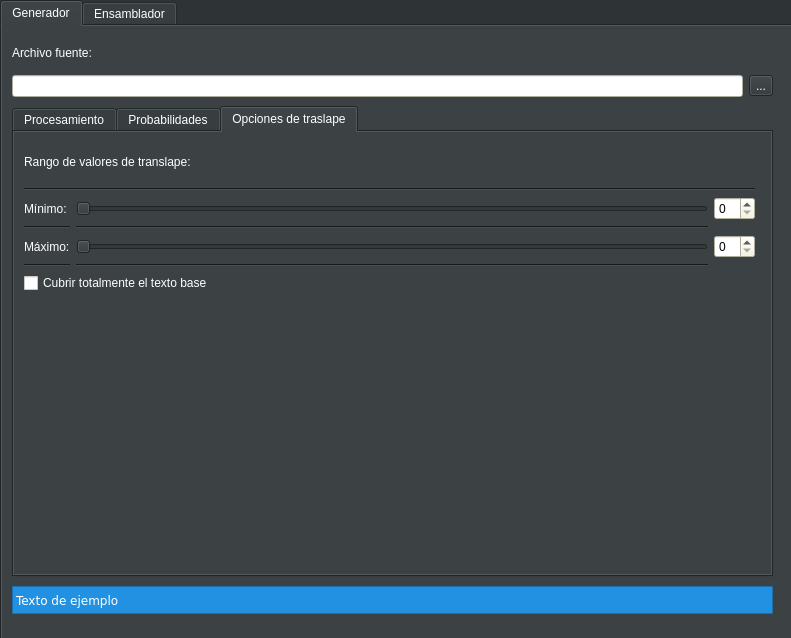
First picture: the form in Proyecto II/gui/qt_ui.ui, repository JulianSalinas/FramentadorADN, before the edit.
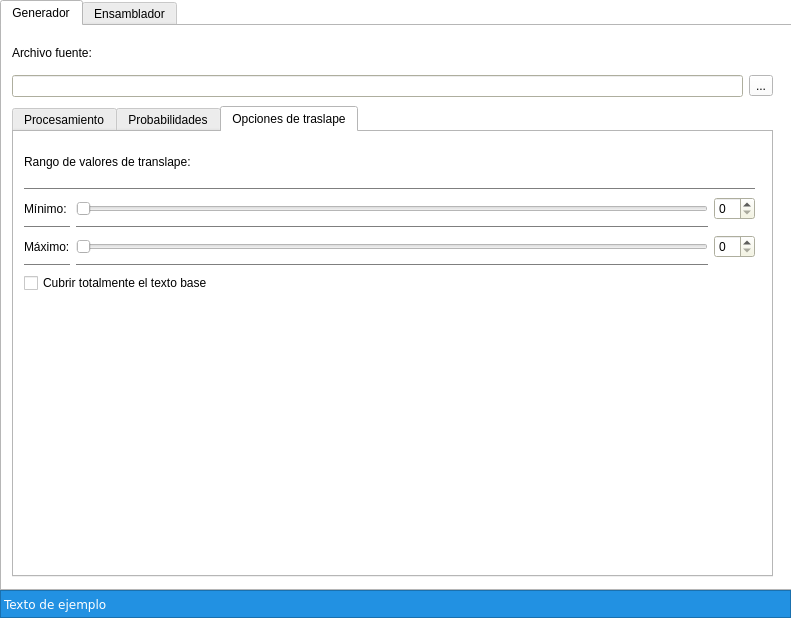
Second picture: the form after the edit. The open tabs and pages were chosen to show the change.

Commit message: Ajustando interfaz a windows

```diff
--- a/Proyecto II/gui/qt_ui.ui
+++ b/Proyecto II/gui/qt_ui.ui
@@ -7,7 +7,7 @@
     <x>0</x>
     <y>0</y>
     <width>791</width>
-    <height>638</height>
+    <height>618</height>
    </rect>
   </property>
   <property name="palette">
@@ -25,45 +25,45 @@
      <colorrole role="Button">
       <brush brushstyle="SolidPattern">
        <color alpha="255">
-        <red>193</red>
-        <green>125</green>
-        <blue>17</blue>
+        <red>34</red>
+        <green>145</green>
+        <blue>226</blue>
        </color>
       </brush>
      </colorrole>
      <colorrole role="Light">
       <brush brushstyle="SolidPattern">
        <color alpha="255">
-        <red>255</red>
-        <green>179</green>
-        <blue>57</blue>
+        <red>122</red>
+        <green>199</green>
+        <blue>255</blue>
        </color>
       </brush>
      </colorrole>
      <colorrole role="Midlight">
       <brush brushstyle="SolidPattern">
        <color alpha="255">
-        <red>224</red>
-        <green>152</green>
-        <blue>37</blue>
+        <red>78</red>
+        <green>172</green>
+        <blue>240</blue>
        </color>
       </brush>
      </colorrole>
      <colorrole role="Dark">
       <brush brushstyle="SolidPattern">
        <color alpha="255">
-        <red>96</red>
-        <green>62</green>
-        <blue>8</blue>
+        <red>17</red>
+        <green>72</green>
+        <blue>113</blue>
        </color>
       </brush>
      </colorrole>
      <colorrole role="Mid">
       <brush brushstyle="SolidPattern">
        <color alpha="255">
-        <red>129</red>
-        <green>83</green>
-        <blue>11</blue>
+        <red>22</red>
+        <green>97</green>
+        <blue>151</blue>
        </color>
       </brush>
      </colorrole>
@@ -106,9 +106,9 @@
      <colorrole role="Window">
       <brush brushstyle="SolidPattern">
        <color alpha="255">
-        <red>85</red>
-        <green>87</green>
-        <blue>83</blue>
+        <red>34</red>
+        <green>145</green>
+        <blue>226</blue>
        </color>
       </brush>
      </colorrole>
@@ -124,9 +124,9 @@
      <colorrole role="AlternateBase">
       <brush brushstyle="SolidPattern">
        <color alpha="255">
-        <red>224</red>
-        <green>190</green>
-        <blue>136</blue>
+        <red>144</red>
+        <green>200</green>
+        <blue>240</blue>
        </color>
       </brush>
      </colorrole>
@@ -162,45 +162,45 @@
      <colorrole role="Button">
       <brush brushstyle="SolidPattern">
        <color alpha="255">
-        <red>193</red>
-        <green>125</green>
-        <blue>17</blue>
+        <red>34</red>
+        <green>145</green>
+        <blue>226</blue>
        </color>
       </brush>
      </colorrole>
      <colorrole role="Light">
       <brush brushstyle="SolidPattern">
        <color alpha="255">
-        <red>255</red>
-        <green>179</green>
-        <blue>57</blue>
+        <red>122</red>
+        <green>199</green>
+        <blue>255</blue>
        </color>
       </brush>
      </colorrole>
      <colorrole role="Midlight">
       <brush brushstyle="SolidPattern">
        <color alpha="255">
-        <red>224</red>
-        <green>152</green>
-        <blue>37</blue>
+        <red>78</red>
+        <green>172</green>
+        <blue>240</blue>
        </color>
       </brush>
      </colorrole>
      <colorrole role="Dark">
       <brush brushstyle="SolidPattern">
        <color alpha="255">
-        <red>96</red>
-        <green>62</green>
-        <blue>8</blue>
+        <red>17</red>
+        <green>72</green>
+        <blue>113</blue>
        </color>
       </brush>
      </colorrole>
      <colorrole role="Mid">
       <brush brushstyle="SolidPattern">
        <color alpha="255">
-        <red>129</red>
-        <green>83</green>
-        <blue>11</blue>
+        <red>22</red>
+        <green>97</green>
+        <blue>151</blue>
        </color>
       </brush>
      </colorrole>
@@ -243,9 +243,9 @@
      <colorrole role="Window">
       <brush brushstyle="SolidPattern">
        <color alpha="255">
-        <red>85</red>
-        <green>87</green>
-        <blue>83</blue>
+        <red>34</red>
+        <green>145</green>
+        <blue>226</blue>
        </color>
       </brush>
      </colorrole>
@@ -261,9 +261,9 @@
      <colorrole role="AlternateBase">
       <brush brushstyle="SolidPattern">
        <color alpha="255">
-        <red>224</red>
-        <green>190</green>
-        <blue>136</blue>
+        <red>144</red>
+        <green>200</green>
+        <blue>240</blue>
        </color>
       </brush>
      </colorrole>
@@ -290,63 +290,63 @@
      <colorrole role="WindowText">
       <brush brushstyle="SolidPattern">
        <color alpha="255">
-        <red>96</red>
-        <green>62</green>
-        <blue>8</blue>
+        <red>17</red>
+        <green>72</green>
+        <blue>113</blue>
        </color>
       </brush>
      </colorrole>
      <colorrole role="Button">
       <brush brushstyle="SolidPattern">
        <color alpha="255">
-        <red>193</red>
-        <green>125</green>
-        <blue>17</blue>
+        <red>34</red>
+        <green>145</green>
+        <blue>226</blue>
        </color>
       </brush>
      </colorrole>
      <colorrole role="Light">
       <brush brushstyle="SolidPattern">
        <color alpha="255">
-        <red>255</red>
-        <green>179</green>
-        <blue>57</blue>
+        <red>122</red>
+        <green>199</green>
+        <blue>255</blue>
        </color>
       </brush>
      </colorrole>
      <colorrole role="Midlight">
       <brush brushstyle="SolidPattern">
        <color alpha="255">
-        <red>224</red>
-        <green>152</green>
-        <blue>37</blue>
+        <red>78</red>
+        <green>172</green>
+        <blue>240</blue>
        </color>
       </brush>
      </colorrole>
      <colorrole role="Dark">
       <brush brushstyle="SolidPattern">
        <color alpha="255">
-        <red>96</red>
-        <green>62</green>
-        <blue>8</blue>
+        <red>17</red>
+        <green>72</green>
+        <blue>113</blue>
        </color>
       </brush>
      </colorrole>
      <colorrole role="Mid">
       <brush brushstyle="SolidPattern">
        <color alpha="255">
-        <red>129</red>
-        <green>83</green>
-        <blue>11</blue>
+        <red>22</red>
+        <green>97</green>
+        <blue>151</blue>
        </color>
       </brush>
      </colorrole>
      <colorrole role="Text">
       <brush brushstyle="SolidPattern">
        <color alpha="255">
-        <red>96</red>
-        <green>62</green>
-        <blue>8</blue>
+        <red>17</red>
+        <green>72</green>
+        <blue>113</blue>
        </color>
       </brush>
      </colorrole>
@@ -362,27 +362,27 @@
      <colorrole role="ButtonText">
       <brush brushstyle="SolidPattern">
        <color alpha="255">
-        <red>96</red>
-        <green>62</green>
-        <blue>8</blue>
+        <red>17</red>
+        <green>72</green>
+        <blue>113</blue>
        </color>
       </brush>
      </colorrole>
      <colorrole role="Base">
       <brush brushstyle="SolidPattern">
        <color alpha="255">
-        <red>85</red>
-        <green>87</green>
-        <blue>83</blue>
+        <red>34</red>
+        <green>145</green>
+        <blue>226</blue>
        </color>
       </brush>
      </colorrole>
      <colorrole role="Window">
       <brush brushstyle="SolidPattern">
        <color alpha="255">
-        <red>85</red>
-        <green>87</green>
-        <blue>83</blue>
+        <red>34</red>
+        <green>145</green>
+        <blue>226</blue>
        </color>
       </brush>
      </colorrole>
@@ -398,9 +398,9 @@
      <colorrole role="AlternateBase">
       <brush brushstyle="SolidPattern">
        <color alpha="255">
-        <red>193</red>
-        <green>125</green>
-        <blue>17</blue>
+        <red>34</red>
+        <green>145</green>
+        <blue>226</blue>
        </color>
       </brush>
      </colorrole>
@@ -441,7 +441,7 @@
       <x>0</x>
       <y>0</y>
       <width>801</width>
-      <height>641</height>
+      <height>591</height>
      </rect>
     </property>
     <layout class="QVBoxLayout" name="verticalLayout_14">
@@ -453,63 +453,63 @@
           <colorrole role="WindowText">
            <brush brushstyle="SolidPattern">
             <color alpha="255">
-             <red>255</red>
-             <green>255</green>
-             <blue>255</blue>
+             <red>0</red>
+             <green>0</green>
+             <blue>0</blue>
             </color>
            </brush>
           </colorrole>
           <colorrole role="Button">
            <brush brushstyle="SolidPattern">
             <color alpha="255">
-             <red>46</red>
-             <green>52</green>
-             <blue>54</blue>
+             <red>255</red>
+             <green>255</green>
+             <blue>255</blue>
             </color>
            </brush>
           </colorrole>
           <colorrole role="Light">
            <brush brushstyle="SolidPattern">
             <color alpha="255">
-             <red>69</red>
-             <green>78</green>
-             <blue>81</blue>
+             <red>255</red>
+             <green>255</green>
+             <blue>255</blue>
             </color>
            </brush>
           </colorrole>
           <colorrole role="Midlight">
            <brush brushstyle="SolidPattern">
             <color alpha="255">
-             <red>57</red>
-             <green>65</green>
-             <blue>67</blue>
+             <red>255</red>
+             <green>255</green>
+             <blue>255</blue>
             </color>
            </brush>
           </colorrole>
           <colorrole role="Dark">
            <brush brushstyle="SolidPattern">
             <color alpha="255">
-             <red>23</red>
-             <green>26</green>
-             <blue>27</blue>
+             <red>127</red>
+             <green>127</green>
+             <blue>127</blue>
             </color>
            </brush>
           </colorrole>
           <colorrole role="Mid">
            <brush brushstyle="SolidPattern">
             <color alpha="255">
-             <red>30</red>
-             <green>34</green>
-             <blue>36</blue>
+             <red>170</red>
+             <green>170</green>
+             <blue>170</blue>
             </color>
            </brush>
           </colorrole>
           <colorrole role="Text">
            <brush brushstyle="SolidPattern">
             <color alpha="255">
-             <red>255</red>
-             <green>255</green>
-             <blue>255</blue>
+             <red>0</red>
+             <green>0</green>
+             <blue>0</blue>
             </color>
            </brush>
           </colorrole>
@@ -525,27 +525,27 @@
           <colorrole role="ButtonText">
            <brush brushstyle="SolidPattern">
             <color alpha="255">
-             <red>255</red>
-             <green>255</green>
-             <blue>255</blue>
+             <red>0</red>
+             <green>0</green>
+             <blue>0</blue>
             </color>
            </brush>
           </colorrole>
           <colorrole role="Base">
            <brush brushstyle="SolidPattern">
             <color alpha="255">
-             <red>0</red>
-             <green>0</green>
-             <blue>0</blue>
+             <red>255</red>
+             <green>255</green>
+             <blue>255</blue>
             </color>
            </brush>
           </colorrole>
           <colorrole role="Window">
            <brush brushstyle="SolidPattern">
             <color alpha="255">
-             <red>46</red>
-             <green>52</green>
-             <blue>54</blue>
+             <red>255</red>
+             <green>255</green>
+             <blue>255</blue>
             </color>
            </brush>
           </colorrole>
@@ -561,9 +561,9 @@
           <colorrole role="AlternateBase">
            <brush brushstyle="SolidPattern">
             <color alpha="255">
-             <red>23</red>
-             <green>26</green>
-             <blue>27</blue>
+             <red>255</red>
+             <green>255</green>
+             <blue>255</blue>
             </color>
            </brush>
           </colorrole>
@@ -590,63 +590,63 @@
           <colorrole role="WindowText">
            <brush brushstyle="SolidPattern">
             <color alpha="255">
-             <red>255</red>
-             <green>255</green>
-             <blue>255</blue>
+             <red>0</red>
+             <green>0</green>
+             <blue>0</blue>
             </color>
            </brush>
           </colorrole>
           <colorrole role="Button">
            <brush brushstyle="SolidPattern">
             <color alpha="255">
-             <red>46</red>
-             <green>52</green>
-             <blue>54</blue>
+             <red>255</red>
+             <green>255</green>
+             <blue>255</blue>
             </color>
            </brush>
           </colorrole>
           <colorrole role="Light">
            <brush brushstyle="SolidPattern">
             <color alpha="255">
-             <red>69</red>
-             <green>78</green>
-             <blue>81</blue>
+             <red>255</red>
+             <green>255</green>
+             <blue>255</blue>
             </color>
            </brush>
           </colorrole>
           <colorrole role="Midlight">
            <brush brushstyle="SolidPattern">
             <color alpha="255">
-             <red>57</red>
-             <green>65</green>
-             <blue>67</blue>
+             <red>255</red>
+             <green>255</green>
+             <blue>255</blue>
             </color>
            </brush>
           </colorrole>
           <colorrole role="Dark">
            <brush brushstyle="SolidPattern">
             <color alpha="255">
-             <red>23</red>
-             <green>26</green>
-             <blue>27</blue>
+             <red>127</red>
+             <green>127</green>
+             <blue>127</blue>
             </color>
            </brush>
           </colorrole>
           <colorrole role="Mid">
            <brush brushstyle="SolidPattern">
             <color alpha="255">
-             <red>30</red>
-             <green>34</green>
-             <blue>36</blue>
+             <red>170</red>
+             <green>170</green>
+             <blue>170</blue>
             </color>
            </brush>
           </colorrole>
           <colorrole role="Text">
            <brush brushstyle="SolidPattern">
             <color alpha="255">
-             <red>255</red>
-             <green>255</green>
-             <blue>255</blue>
+             <red>0</red>
+             <green>0</green>
+             <blue>0</blue>
             </color>
            </brush>
           </colorrole>
@@ -662,27 +662,27 @@
           <colorrole role="ButtonText">
            <brush brushstyle="SolidPattern">
             <color alpha="255">
-             <red>255</red>
-             <green>255</green>
-             <blue>255</blue>
+             <red>0</red>
+             <green>0</green>
+             <blue>0</blue>
             </color>
            </brush>
           </colorrole>
           <colorrole role="Base">
            <brush brushstyle="SolidPattern">
             <color alpha="255">
-             <red>0</red>
-             <green>0</green>
-             <blue>0</blue>
+             <red>255</red>
+             <green>255</green>
+             <blue>255</blue>
             </color>
            </brush>
           </colorrole>
           <colorrole role="Window">
            <brush brushstyle="SolidPattern">
             <color alpha="255">
-             <red>46</red>
-             <green>52</green>
-             <blue>54</blue>
+             <red>255</red>
+             <green>255</green>
+             <blue>255</blue>
             </color>
            </brush>
           </colorrole>
@@ -698,9 +698,9 @@
           <colorrole role="AlternateBase">
            <brush brushstyle="SolidPattern">
             <color alpha="255">
-             <red>23</red>
-             <green>26</green>
-             <blue>27</blue>
+             <red>255</red>
+             <green>255</green>
+             <blue>255</blue>
             </color>
            </brush>
           </colorrole>
@@ -727,63 +727,63 @@
           <colorrole role="WindowText">
            <brush brushstyle="SolidPattern">
             <color alpha="255">
-             <red>23</red>
-             <green>26</green>
-             <blue>27</blue>
+             <red>127</red>
+             <green>127</green>
+             <blue>127</blue>
             </color>
            </brush>
           </colorrole>
           <colorrole role="Button">
            <brush brushstyle="SolidPattern">
             <color alpha="255">
-             <red>46</red>
-             <green>52</green>
-             <blue>54</blue>
+             <red>255</red>
+             <green>255</green>
+             <blue>255</blue>
             </color>
            </brush>
           </colorrole>
           <colorrole role="Light">
            <brush brushstyle="SolidPattern">
             <color alpha="255">
-             <red>69</red>
-             <green>78</green>
-             <blue>81</blue>
+             <red>255</red>
+             <green>255</green>
+             <blue>255</blue>
             </color>
            </brush>
           </colorrole>
           <colorrole role="Midlight">
            <brush brushstyle="SolidPattern">
             <color alpha="255">
-             <red>57</red>
-             <green>65</green>
-             <blue>67</blue>
+             <red>255</red>
+             <green>255</green>
+             <blue>255</blue>
             </color>
            </brush>
           </colorrole>
           <colorrole role="Dark">
            <brush brushstyle="SolidPattern">
             <color alpha="255">
-             <red>23</red>
-             <green>26</green>
-             <blue>27</blue>
+             <red>127</red>
+             <green>127</green>
+             <blue>127</blue>
             </color>
            </brush>
           </colorrole>
           <colorrole role="Mid">
            <brush brushstyle="SolidPattern">
             <color alpha="255">
-             <red>30</red>
-             <green>34</green>
-             <blue>36</blue>
+             <red>170</red>
+             <green>170</green>
+             <blue>170</blue>
             </color>
            </brush>
           </colorrole>
           <colorrole role="Text">
            <brush brushstyle="SolidPattern">
             <color alpha="255">
-             <red>23</red>
-             <green>26</green>
-             <blue>27</blue>
+             <red>127</red>
+             <green>127</green>
+             <blue>127</blue>
             </color>
            </brush>
           </colorrole>
@@ -799,27 +799,27 @@
           <colorrole role="ButtonText">
            <brush brushstyle="SolidPattern">
             <color alpha="255">
-             <red>23</red>
-             <green>26</green>
-             <blue>27</blue>
+             <red>127</red>
+             <green>127</green>
+             <blue>127</blue>
             </color>
            </brush>
           </colorrole>
           <colorrole role="Base">
            <brush brushstyle="SolidPattern">
             <color alpha="255">
-             <red>46</red>
-             <green>52</green>
-             <blue>54</blue>
+             <red>255</red>
+             <green>255</green>
+             <blue>255</blue>
             </color>
            </brush>
           </colorrole>
           <colorrole role="Window">
            <brush brushstyle="SolidPattern">
             <color alpha="255">
-             <red>46</red>
-             <green>52</green>
-             <blue>54</blue>
+             <red>255</red>
+             <green>255</green>
+             <blue>255</blue>
             </color>
            </brush>
           </colorrole>
@@ -835,9 +835,9 @@
           <colorrole role="AlternateBase">
            <brush brushstyle="SolidPattern">
             <color alpha="255">
-             <red>46</red>
-             <green>52</green>
-             <blue>54</blue>
+             <red>255</red>
+             <green>255</green>
+             <blue>255</blue>
             </color>
            </brush>
           </colorrole>
@@ -6846,9 +6846,9 @@
                  <colorrole role="WindowText">
                   <brush brushstyle="SolidPattern">
                    <color alpha="255">
-                    <red>255</red>
-                    <green>255</green>
-                    <blue>255</blue>
+                    <red>0</red>
+                    <green>0</green>
+                    <blue>0</blue>
                    </color>
                   </brush>
                  </colorrole>
@@ -6983,9 +6983,9 @@
                  <colorrole role="WindowText">
                   <brush brushstyle="SolidPattern">
                    <color alpha="255">
-                    <red>255</red>
-                    <green>255</green>
-                    <blue>255</blue>
+                    <red>0</red>
+                    <green>0</green>
+                    <blue>0</blue>
                    </color>
                   </brush>
                  </colorrole>
@@ -7271,13 +7271,23 @@
           <zorder>horizontalSlider_14</zorder>
           <zorder>checkCobertura</zorder>
          </widget>
+        </widget>
+       </widget>
+       <widget class="QWidget" name="tab">
+        <attribute name="title">
+         <string>Ensamblador</string>
+        </attribute>
+       </widget>
+      </widget>
+     </item>
+    </layout>
         </widget>
         <widget class="QLabel" name="statusbar">
          <property name="geometry">
           <rect>
-           <x>10</x>
-           <y>560</y>
-           <width>761</width>
+      <x>0</x>
+      <y>590</y>
+      <width>791</width>
            <height>28</height>
           </rect>
          </property>
@@ -7716,16 +7726,6 @@
          <property name="text">
           <string>Texto de ejemplo</string>
          </property>
-        </widget>
-       </widget>
-       <widget class="QWidget" name="tab">
-        <attribute name="title">
-         <string>Ensamblador</string>
-        </attribute>
-       </widget>
-      </widget>
-     </item>
-    </layout>
    </widget>
   </widget>
  </widget>
```
Left out of the diff: 15 changed lines with no effect on the pictures. Lines whose indentation alone changed are shown as unchanged.
